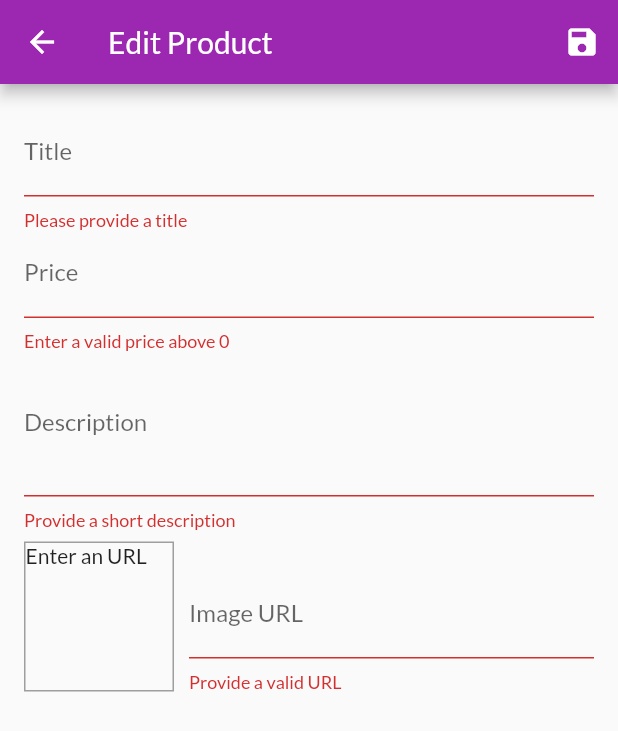
After one commit to whisust/udemy-flutter, a Flutter app: the EditProductScreen screen opened by its route, after a tap on the "save" icon, on a phone screen of 412 x 824 dp. The commit adds this screen. Shown: the top 731 px of the screen. Run offline on Flutter 3.47's test engine with Material 2 defaults, Android fonts, the phone set to English and light mode, and no system bars; network calls fail.

Commit message:
Continue the Shop app up to lesson 231

```diff
--- a/shop_app/lib/main.dart
+++ b/shop_app/lib/main.dart
@@ -8,6 +8,7 @@ import 'screens/user_products.dart';
 import 'screens/orders_screen.dart';
 import 'screens/product_detail_screen.dart';
 import 'screens/products_overview_screen.dart';
+import 'screens/edit_product_screen.dart';
 import 'screens/cart_screen.dart';
 
 void main() => runApp(MyApp());
@@ -36,7 +37,8 @@ class MyApp extends StatelessWidget {
           ProductDetailScreen.routeName: (ctx) => ProductDetailScreen(),
           CartScreen.routeName: (ctx) => CartScreen(),
           OrdersScreen.routeName: (ctx) => OrdersScreen(),
-          UserProductsScreen.routeName: (ctx) => UserProductsScreen()
+          UserProductsScreen.routeName: (ctx) => UserProductsScreen(),
+          EditProductScreen.routeName: (ctx) => EditProductScreen()
         },
       ),
     );
--- a/shop_app/lib/providers/product.dart
+++ b/shop_app/lib/providers/product.dart
@@ -20,4 +20,20 @@ class Product with ChangeNotifier {
     isFavorite = !isFavorite;
     notifyListeners();
   }
+
+  Product copyWith({
+    String? id,
+    String? title,
+    String? description,
+    double? price,
+    String? imageUrl,
+  }) {
+    return Product(
+      id: id ?? this.id,
+      title: title ?? this.title,
+      description: description ?? this.description,
+      price: price ?? this.price,
+      imageUrl: imageUrl ?? this.imageUrl,
+    );
+  }
 }
--- /dev/null
+++ b/shop_app/lib/screens/edit_product_screen.dart
@@ -0,0 +1,164 @@
+import 'package:flutter/material.dart';
+
+import '../providers/product.dart';
+
+class EditProductScreen extends StatefulWidget {
+  static const routeName = '/edit-product';
+
+  const EditProductScreen({Key? key}) : super(key: key);
+
+  @override
+  State<EditProductScreen> createState() => _EditProductScreenState();
+}
+
+class _EditProductScreenState extends State<EditProductScreen> {
+  final _priceFocusNode = FocusNode();
+  final _descriptionFocusNode = FocusNode();
+  final _imageUrlFocusNode = FocusNode();
+  final _imageUrlController = TextEditingController();
+  final _form = GlobalKey<FormState>();
+  Product _product = Product(id: '', title: '', description: '', price: 0, imageUrl: '');
+
+  @override
+  void initState() {
+    _imageUrlFocusNode.addListener(_updateImageUrl);
+    super.initState();
+  }
+
+  String? textNotNull(String? value, String errorMessage) {
+    if (value == null || value.isEmpty) {
+      return errorMessage;
+    } else {
+      return null;
+    }
+  }
+
+  String? validateImageUrl(String? value, String errorMessage) {
+    if (value == null || value.isEmpty) {
+      return errorMessage;
+    } else if (!(value.endsWith('.jpg') || value.endsWith('.jpeg') || value.endsWith('.png'))) {
+      return errorMessage;
+    } else {
+      return null;
+    }
+  }
+
+  void _updateImageUrl() {
+    if (!_imageUrlFocusNode.hasFocus) {
+      final value = _imageUrlController.text;
+      final isImageValid = validateImageUrl(value, '_unused') == null;
+      if (isImageValid) {
+        setState(() {});
+      } else {
+        print('yo boii image bad');
+      }
+    }
+  }
+
+  void _saveForm() {
+    final isValid = _form.currentState!.validate();
+    if (isValid) {
+      _form.currentState!.save();
+      _product = _product.copyWith(id: DateTime.now().toString());
+      print('###### TEST ######');
+      print(_product.id);
+      print(_product.title);
+      print(_product.price);
+      print(_product.description);
+      print(_product.imageUrl);
+      print('###### ENDTEST ######');
+    }
+  }
+
+  @override
+  void dispose() {
+    // FocusNodes MUST be manually disposed to avoid memory leaks
+    _priceFocusNode.dispose();
+    _descriptionFocusNode.dispose();
+    _imageUrlFocusNode.removeListener(_updateImageUrl);
+    _imageUrlFocusNode.dispose();
+    _imageUrlController.dispose();
+    super.dispose();
+  }
+
+  @override
+  Widget build(BuildContext context) {
+    return Scaffold(
+      appBar: AppBar(
+          title: const Text('Edit Product'), actions: [IconButton(onPressed: _saveForm, icon: Icon(Icons.save))]),
+      body: Padding(
+        padding: const EdgeInsets.all(16.0),
+        child: Form(
+            key: _form,
+            child: SingleChildScrollView(
+              child: Column(children: [
+                TextFormField(
+                    decoration: const InputDecoration(label: Text('Title')),
+                    textInputAction: TextInputAction.next,
+                    onFieldSubmitted: (_) => FocusScope.of(context).requestFocus(_priceFocusNode),
+                    onSaved: (value) => {_product = _product.copyWith(title: value)},
+                    validator: (value) {
+                      return textNotNull(value, 'Please provide a title');
+                    }),
+                TextFormField(
+                    decoration: const InputDecoration(label: Text('Price')),
+                    textInputAction: TextInputAction.next,
+                    keyboardType: TextInputType.number,
+                    focusNode: _priceFocusNode,
+                    onFieldSubmitted: (_) => FocusScope.of(context).requestFocus(_descriptionFocusNode),
+                    onSaved: (value) => {_product = _product.copyWith(price: double.parse(value ?? '0'))},
+                    validator: (value) {
+                      const errorMessage = 'Enter a valid price above 0';
+                      if (value == null) return errorMessage;
+
+                      final parsedValue = double.tryParse(value);
+                      if (parsedValue == null || parsedValue <= 0) return errorMessage;
+
+                      return null;
+                    }),
+                TextFormField(
+                    decoration: const InputDecoration(label: Text('Description')),
+                    keyboardType: TextInputType.multiline,
+                    focusNode: _descriptionFocusNode,
+                    maxLines: 3,
+                    onSaved: (value) => {_product = _product.copyWith(description: value)},
+                    validator: (value) {
+                      return textNotNull(value, 'Provide a short description');
+                    }),
+                Row(crossAxisAlignment: CrossAxisAlignment.end, children: [
+                  Container(
+                    width: 100,
+                    height: 100,
+                    margin: EdgeInsets.only(top: 8, right: 10),
+                    decoration: BoxDecoration(border: Border.all(width: 1, color: Colors.grey)),
+                    child: _imageUrlController.text.isEmpty
+                        ? Text('Enter an URL')
+                        : FittedBox(child: Image.network(_imageUrlController.text), fit: BoxFit.contain),
+                  ),
+                  Expanded(
+                    child: TextFormField(
+                      decoration: InputDecoration(label: Text('Image URL')),
+                      keyboardType: TextInputType.url,
+                      textInputAction: TextInputAction.done,
+                      controller: _imageUrlController,
+                      focusNode: _imageUrlFocusNode,
+                      onEditingComplete: () {
+                        setState(() {});
+                      },
+                      onFieldSubmitted: (_) {
+                        _saveForm();
+                      },
+                      onSaved: (value) => {_product = _product.copyWith(imageUrl: value)},
+                      validator: (value) {
+                        const errorMessage = 'Provide a valid URL';
+                        return validateImageUrl(value, errorMessage);
+                      },
+                    ),
+                  )
+                ]),
+              ]),
+            )),
+      ),
+    );
+  }
+}
--- a/shop_app/lib/screens/user_products.dart
+++ b/shop_app/lib/screens/user_products.dart
@@ -1,6 +1,7 @@
 import 'package:flutter/material.dart';
 import 'package:provider/provider.dart';
 
+import '../screens/edit_product_screen.dart';
 import '../widgets/app_drawer.dart';
 import '../widgets/user_product_item.dart';
 import '../providers/products.dart';
@@ -16,7 +17,7 @@ class UserProductsScreen extends StatelessWidget {
       appBar: AppBar(title: const Text('Your Products'), actions: [
         IconButton(
             onPressed: () {
-              // ...
+              Navigator.of(context).pushNamed(EditProductScreen.routeName);
             },
             icon: const Icon(Icons.add))
       ]),
```
Also changed, not shown: 1 other file.
